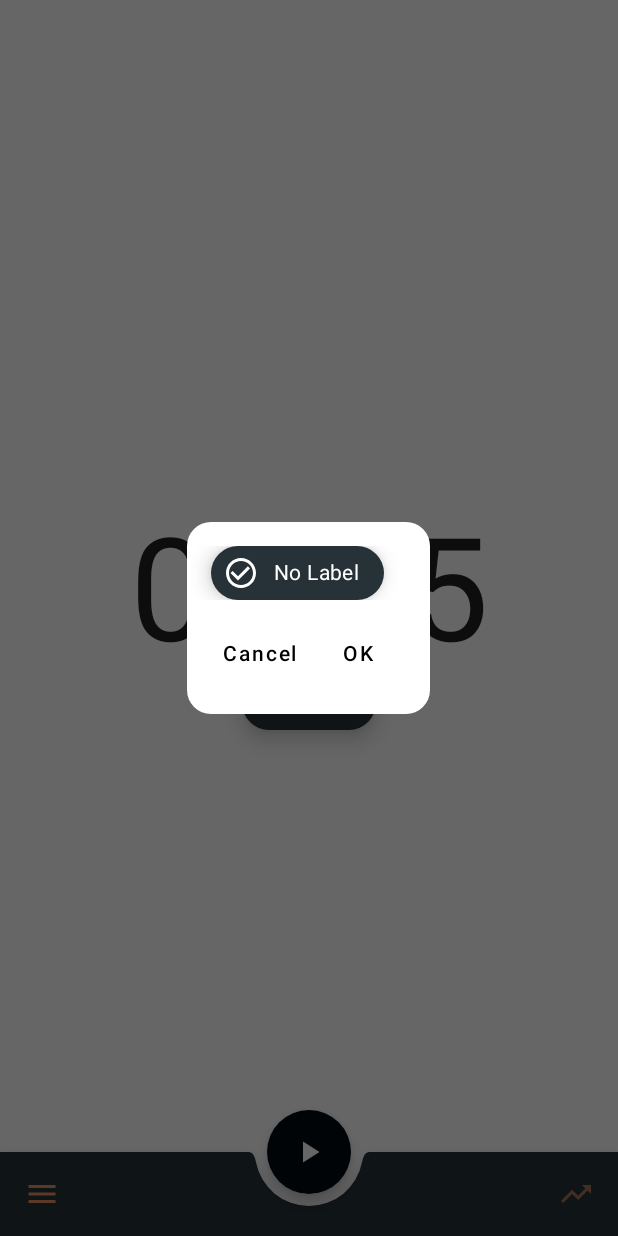
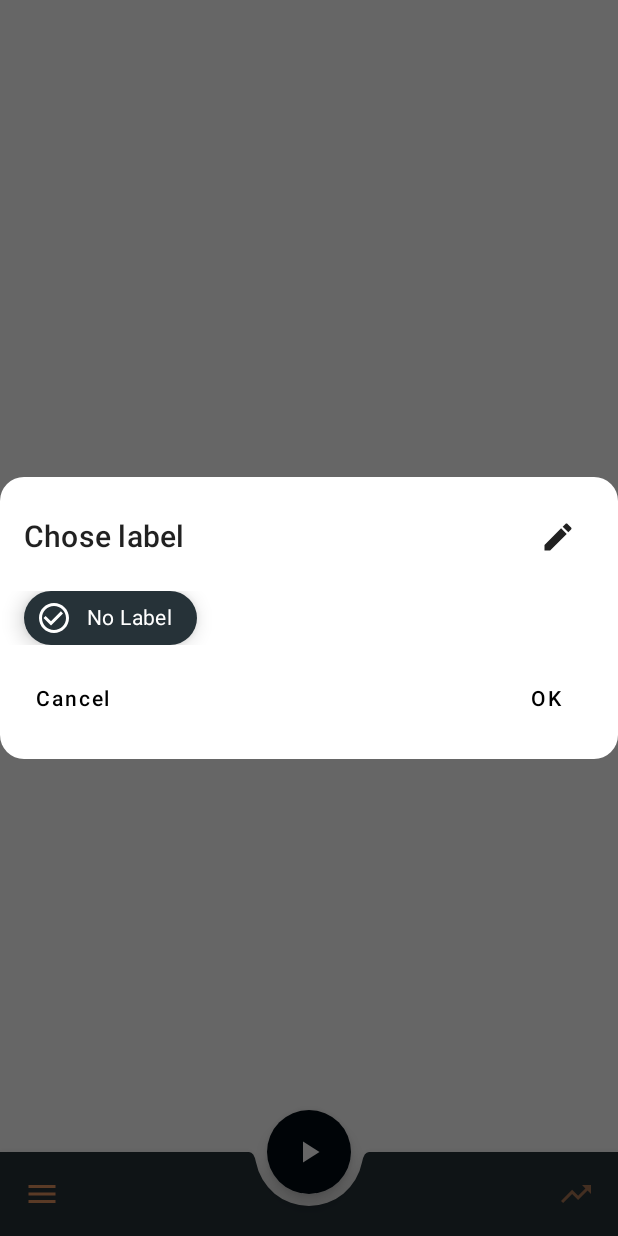
Before and after one commit to maximilianproell/SimplePomodoro, an Android app built with Jetpack Compose: the screen it shows after launch (MainActivity), after a tap on "No Label", on a phone screen of 412 x 824 dp. Run offline under Robolectric (Android 15) with nearby library versions, the phone set to English and light mode, and no system bars; our stand-ins replace Dagger/Hilt's generated code, Room's generated code, Timber, constraintlayout-compose; 3 statements that could not run were skipped.

Commit message:
- added screen for managing labels - adapted label dialog so that navigation to new screen is possible

```diff
--- a/app/src/main/java/com/example/simplepomodoro/data/DataRepository.kt
+++ b/app/src/main/java/com/example/simplepomodoro/data/DataRepository.kt
@@ -1,5 +1,6 @@
 package com.example.simplepomodoro.data
 
+import com.example.simplepomodoro.data.entities.LabelEntity
 import com.example.simplepomodoro.data.entities.WorkPackageEntity
 import kotlinx.coroutines.Dispatchers
 import kotlinx.coroutines.flow.flowOn
@@ -18,4 +19,6 @@ class DataRepository @Inject constructor(
         .labelDao()
         .getAllLabelsAsFlow()
         .flowOn(Dispatchers.IO)
+
+    suspend fun insertLabel(label: LabelEntity) = database.labelDao().insertLabel(label)
 }
--- a/app/src/main/java/com/example/simplepomodoro/navigation/PomodoroNavHost.kt
+++ b/app/src/main/java/com/example/simplepomodoro/navigation/PomodoroNavHost.kt
@@ -9,6 +9,7 @@ import androidx.lifecycle.viewmodel.compose.LocalViewModelStoreOwner
 import androidx.navigation.NavHostController
 import androidx.navigation.compose.NavHost
 import androidx.navigation.compose.composable
+import com.example.simplepomodoro.labels.LabelManagerScreen
 import com.example.simplepomodoro.ui.StatisticsScreen
 import com.example.simplepomodoro.ui.main.MainScreen
 import com.example.simplepomodoro.ui.main.MainScreenEvent
@@ -49,5 +50,12 @@ fun PomodoroNavHost(
         composable(route = PomodoroScreen.Statistics.routeName) {
             StatisticsScreen()
         }
+
+        composable(route = PomodoroScreen.Labels.routeName) {
+            LabelManagerScreen(
+                viewModel = hiltViewModel(),
+                navController = navController
+            )
+        }
     }
 }
--- a/app/src/main/java/com/example/simplepomodoro/navigation/PomodoroScreen.kt
+++ b/app/src/main/java/com/example/simplepomodoro/navigation/PomodoroScreen.kt
@@ -4,4 +4,5 @@ sealed class PomodoroScreen(val routeName: String) {
     object Main: PomodoroScreen("main_screen")
     object Settings: PomodoroScreen("settings_screen")
     object Statistics: PomodoroScreen("statistics_screen")
+    object Labels: PomodoroScreen("labels_screen")
 }
--- a/app/src/main/java/com/example/simplepomodoro/ui/main/MainScreen.kt
+++ b/app/src/main/java/com/example/simplepomodoro/ui/main/MainScreen.kt
@@ -53,7 +53,7 @@ sealed class MainScreenEvent {
 @OptIn(ExperimentalMaterialApi::class)
 @Composable
 fun MainScreen(
-    viewModel: MainScreenViewModel = viewModel(),
+    viewModel: MainScreenViewModel,
     mainScreenEventHandler: (MainScreenEvent) -> Unit,
     navController: NavController,
 ) {
@@ -246,6 +246,9 @@ fun MainScreen(
                                 .edit()
                                 .putString(currentLabelSharedPref, newLabel)
                                 .apply()
+                        },
+                        onEditLabelsClicked = {
+                            navController.navigate(PomodoroScreen.Labels.routeName)
                         }
                     )
                 }
@@ -381,7 +384,8 @@ fun LabelDialog(
     showDialog: Boolean, onDismiss: () -> Unit,
     labels: List<LabelEntity>,
     currentlySetLabel: String,
-    onLabelChanged: (String) -> Unit = {}
+    onLabelChanged: (String) -> Unit = {},
+    onEditLabelsClicked: () -> Unit = {}
 ) {
     var temporarilySetLabel by remember { mutableStateOf(currentlySetLabel) }
     if (showDialog) {
@@ -395,7 +399,9 @@ fun LabelDialog(
             )
         ) {
             Surface(
-                modifier = Modifier.wrapContentHeight(),
+                modifier = Modifier
+                    .wrapContentHeight()
+                    .fillMaxWidth(),
                 shape = RoundedCornerShape(16.dp),
                 color = MaterialTheme.colors.background
             ) {
@@ -403,7 +409,28 @@ fun LabelDialog(
                     modifier = Modifier.padding(16.dp),
                     verticalArrangement = Arrangement.spacedBy(12.dp)
                 ) {
+                    Row(
+                        modifier = Modifier.fillMaxWidth(),
+                        horizontalArrangement = Arrangement.SpaceBetween,
+                        verticalAlignment = Alignment.CenterVertically
+                    ) {
+                        Text(
+                            text = stringResource(id = R.string.chose_label),
+                            style = MaterialTheme.typography.h6
+                        )
+
+                        IconButton(onClick = {
+                            onEditLabelsClicked()
+                            onDismiss()
+                        }) {
+                            Icon(
+                                imageVector = Icons.Filled.Create,
+                                contentDescription = stringResource(id = R.string.edit_labels)
+                            )
+                        }
+                    }
                     LazyColumn(
+                        modifier = Modifier.fillMaxWidth(),
                         verticalArrangement = Arrangement.spacedBy(8.dp)
                     ) {
                         items(labels) { label ->
@@ -416,7 +443,10 @@ fun LabelDialog(
                             )
                         }
                     }
-                    Row {
+                    Row(
+                        modifier = Modifier.fillMaxWidth(),
+                        horizontalArrangement = Arrangement.SpaceBetween
+                    ) {
                         TextButton(onClick = { onDismiss() }) {
                             Text(
                                 stringResource(id = R.string.cancel),
--- a/app/src/main/res/values/strings.xml
+++ b/app/src/main/res/values/strings.xml
@@ -6,4 +6,6 @@
     <string name="about">About</string>
     <string name="no_label">No Label</string>
     <string name="cancel">Cancel</string>
+    <string name="chose_label">Chose label</string>
+    <string name="edit_labels">Edit labels</string>
 </resources>
```
Also changed, not shown: app/src/main/java/com/example/simplepomodoro/labels/LabelManagerScreen.kt (added, +13 -0 lines), app/src/main/java/com/example/simplepomodoro/labels/LabelManagerViewModel.kt (added, +19 -0 lines).
